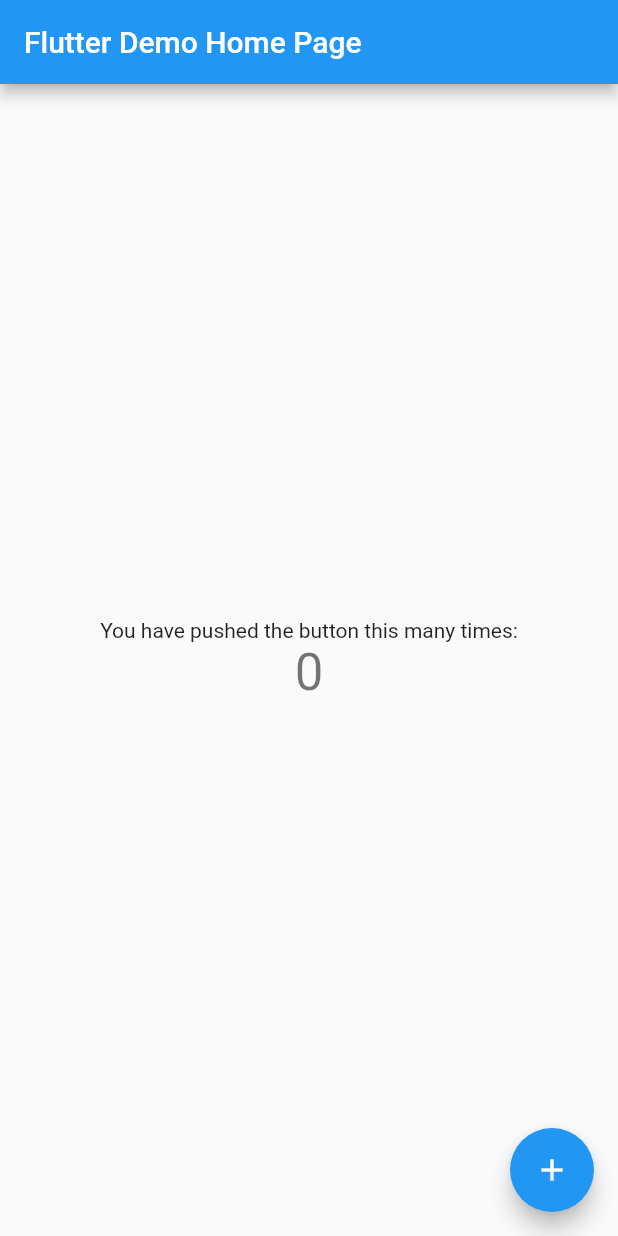
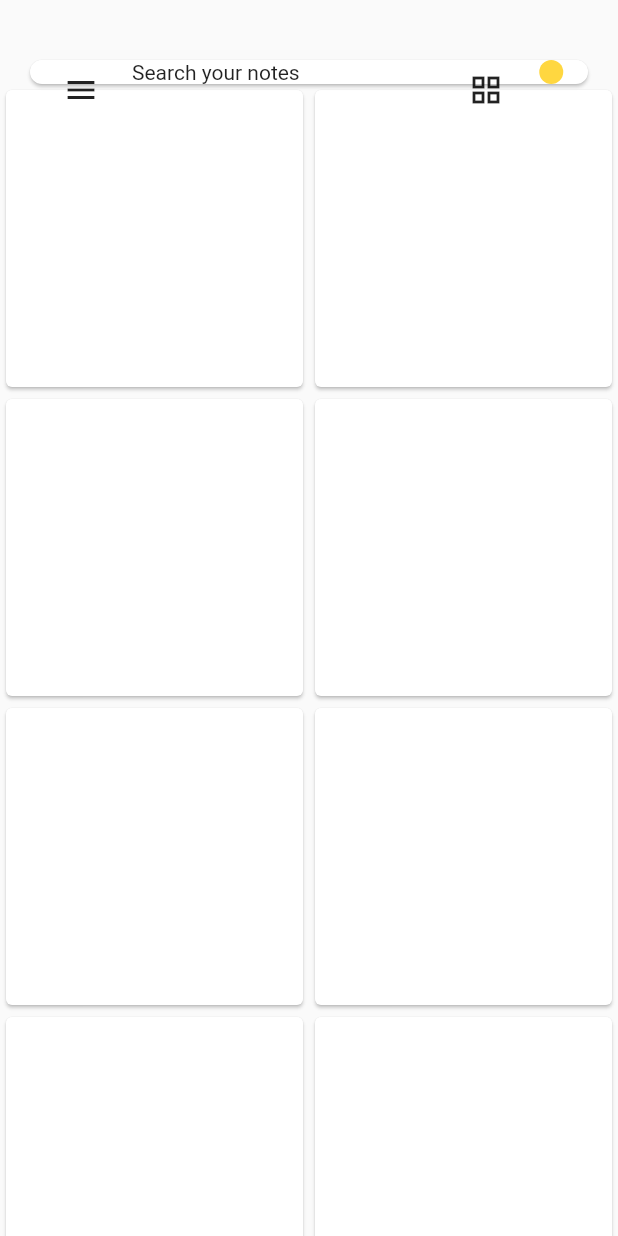
Before and after one commit to mrcse/Google-Keep-Clone-in-Flutter, a Flutter app: the screen it shows after launch, on a phone screen of 412 x 824 dp. Run offline on Flutter 3.47's test engine with Material 2 defaults, Android fonts, the phone set to English and light mode, and no system bars.

Commit message:
Done AppBard UI for the noteHomePage...:)

```diff
--- /dev/null
+++ b/lib/AppUI/notesHome.dart
@@ -0,0 +1,78 @@
+import 'package:flutter/material.dart';
+import 'package:flutter/services.dart';
+import 'package:keep_clone/AppUI/normalAppBar.dart';
+
+class NotesHome extends StatefulWidget {
+  @override
+  _NotesHomeState createState() => _NotesHomeState();
+}
+
+class _NotesHomeState extends State<NotesHome> {
+  GlobalKey<ScaffoldState> _drawerKey = GlobalKey();
+  @override
+  Widget build(BuildContext context) {
+    SystemChrome.setSystemUIOverlayStyle(SystemUiOverlayStyle(
+        statusBarColor: Colors.transparent // status bar color
+        ));
+    return new Scaffold(
+      key: _drawerKey,
+      body: new CustomScrollView(
+        slivers: [
+          SliverPadding(
+            padding: EdgeInsets.symmetric(horizontal: 20),
+            sliver: new SliverAppBar(
+              automaticallyImplyLeading: false,
+              elevation: 0,
+              floating: true,
+              backgroundColor: Colors.transparent,
+              flexibleSpace: new Card(
+                shape: RoundedRectangleBorder(
+                    borderRadius: BorderRadius.circular(8.0)),
+                margin: EdgeInsets.only(top: 40),
+                child: InkWell(
+                  onTap: () => print("Tap Detected...."),
+                  child: Row(
+                    children: [
+                      new SizedBox(
+                        width: 10,
+                      ),
+                      IconButton(
+                          icon: Icon(
+                            Icons.menu,
+                          ),
+                          onPressed: () => _drawerKey.currentState.openDrawer()),
+                      new SizedBox(
+                        width: 10,
+                      ),
+                      Expanded(child: new Text("Search your notes")),
+                      new IconButton(
+                          icon: Icon(Icons.grid_view),
+                          onPressed: () => print("GridView")),
+                      new SizedBox(
+                        width: 5,
+                      ),
+                      new CircleAvatar(
+                        backgroundColor: Colors.amberAccent,
+                        radius: 14.5,
+                      ),
+                      new SizedBox(
+                        width: 10,
+                      ),
+                    ],
+                  ),
+                ),
+              ),
+            ),
+          ),
+          new SliverGrid.count(
+              crossAxisCount: 2,
+              children: List.generate(
+                20,
+                (index) => new Card(),
+              ))
+        ],
+      ),
+      drawer: new Drawer(),
+    );
+  }
+}
--- a/lib/main.dart
+++ b/lib/main.dart
@@ -1,117 +1,19 @@
 import 'package:flutter/material.dart';
+import 'package:keep_clone/AppUI/notesHome.dart';
 
-void main() {
+void main(List<String> args) {
   runApp(MyApp());
 }
 
 class MyApp extends StatelessWidget {
-  // This widget is the root of your application.
   @override
   Widget build(BuildContext context) {
     return MaterialApp(
-      title: 'Flutter Demo',
-      theme: ThemeData(
-        // This is the theme of your application.
-        //
-        // Try running your application with "flutter run". You'll see the
-        // application has a blue toolbar. Then, without quitting the app, try
-        // changing the primarySwatch below to Colors.green and then invoke
-        // "hot reload" (press "r" in the console where you ran "flutter run",
-        // or simply save your changes to "hot reload" in a Flutter IDE).
-        // Notice that the counter didn't reset back to zero; the application
-        // is not restarted.
-        primarySwatch: Colors.blue,
-        // This makes the visual density adapt to the platform that you run
-        // the app on. For desktop platforms, the controls will be smaller and
-        // closer together (more dense) than on mobile platforms.
-        visualDensity: VisualDensity.adaptivePlatformDensity,
-      ),
-      home: MyHomePage(title: 'Flutter Demo Home Page'),
+      debugShowCheckedModeBanner: false,
+      title: 'Google KeepNotes Clone',
+      theme: ThemeData.light(),
+      darkTheme: ThemeData.dark(),
+      home: NotesHome(),
     );
   }
 }
-
-class MyHomePage extends StatefulWidget {
-  MyHomePage({Key key, this.title}) : super(key: key);
-
-  // This widget is the home page of your application. It is stateful, meaning
-  // that it has a State object (defined below) that contains fields that affect
-  // how it looks.
-
-  // This class is the configuration for the state. It holds the values (in this
-  // case the title) provided by the parent (in this case the App widget) and
-  // used by the build method of the State. Fields in a Widget subclass are
-  // always marked "final".
-
-  final String title;
-
-  @override
-  _MyHomePageState createState() => _MyHomePageState();
-}
-
-class _MyHomePageState extends State<MyHomePage> {
-  int _counter = 0;
-
-  void _incrementCounter() {
-    setState(() {
-      // This call to setState tells the Flutter framework that something has
-      // changed in this State, which causes it to rerun the build method below
-      // so that the display can reflect the updated values. If we changed
-      // _counter without calling setState(), then the build method would not be
-      // called again, and so nothing would appear to happen.
-      _counter++;
-    });
-  }
-
-  @override
-  Widget build(BuildContext context) {
-    // This method is rerun every time setState is called, for instance as done
-    // by the _incrementCounter method above.
-    //
-    // The Flutter framework has been optimized to make rerunning build methods
-    // fast, so that you can just rebuild anything that needs updating rather
-    // than having to individually change instances of widgets.
-    return Scaffold(
-      appBar: AppBar(
-        // Here we take the value from the MyHomePage object that was created by
-        // the App.build method, and use it to set our appbar title.
-        title: Text(widget.title),
-      ),
-      body: Center(
-        // Center is a layout widget. It takes a single child and positions it
-        // in the middle of the parent.
-        child: Column(
-          // Column is also a layout widget. It takes a list of children and
-          // arranges them vertically. By default, it sizes itself to fit its
-          // children horizontally, and tries to be as tall as its parent.
-          //
-          // Invoke "debug painting" (press "p" in the console, choose the
-          // "Toggle Debug Paint" action from the Flutter Inspector in Android
-          // Studio, or the "Toggle Debug Paint" command in Visual Studio Code)
-          // to see the wireframe for each widget.
-          //
-          // Column has various properties to control how it sizes itself and
-          // how it positions its children. Here we use mainAxisAlignment to
-          // center the children vertically; the main axis here is the vertical
-          // axis because Columns are vertical (the cross axis would be
-          // horizontal).
-          mainAxisAlignment: MainAxisAlignment.center,
-          children: <Widget>[
-            Text(
-              'You have pushed the button this many times:',
-            ),
-            Text(
-              '$_counter',
-              style: Theme.of(context).textTheme.headline4,
-            ),
-          ],
-        ),
-      ),
-      floatingActionButton: FloatingActionButton(
-        onPressed: _incrementCounter,
-        tooltip: 'Increment',
-        child: Icon(Icons.add),
-      ), // This trailing comma makes auto-formatting nicer for build methods.
-    );
-  }
-}
```
Also changed, not shown: lib/AppUI/normalAppBar.dart (added, +26 -0 lines), lib/AppUI/searchableAppBar.dart (added, +31 -0 lines), 2 other files.
